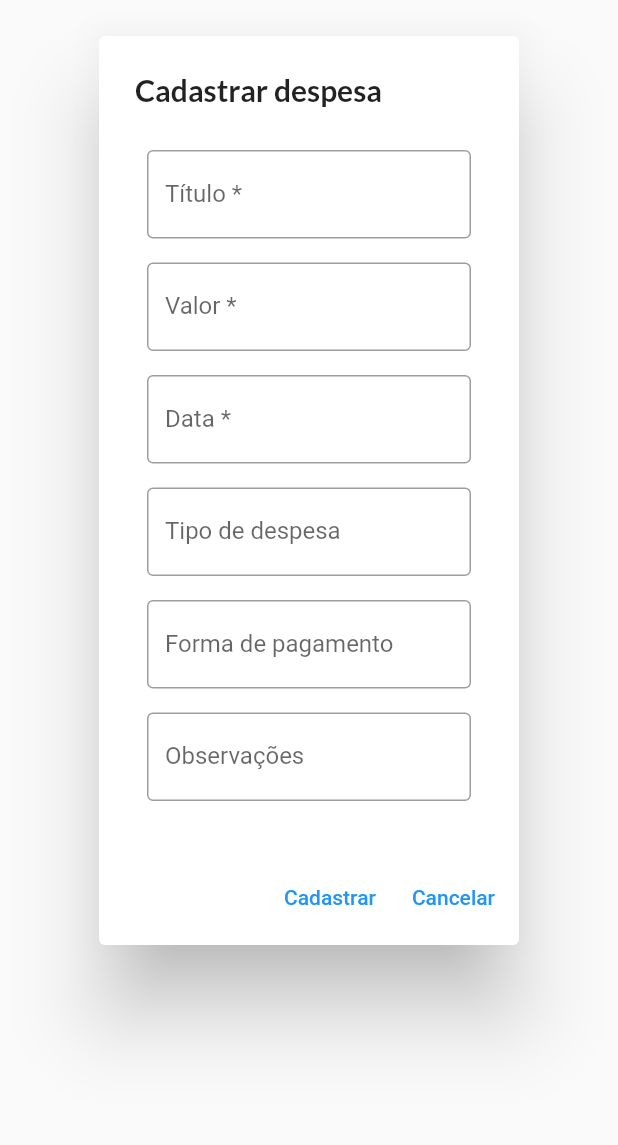
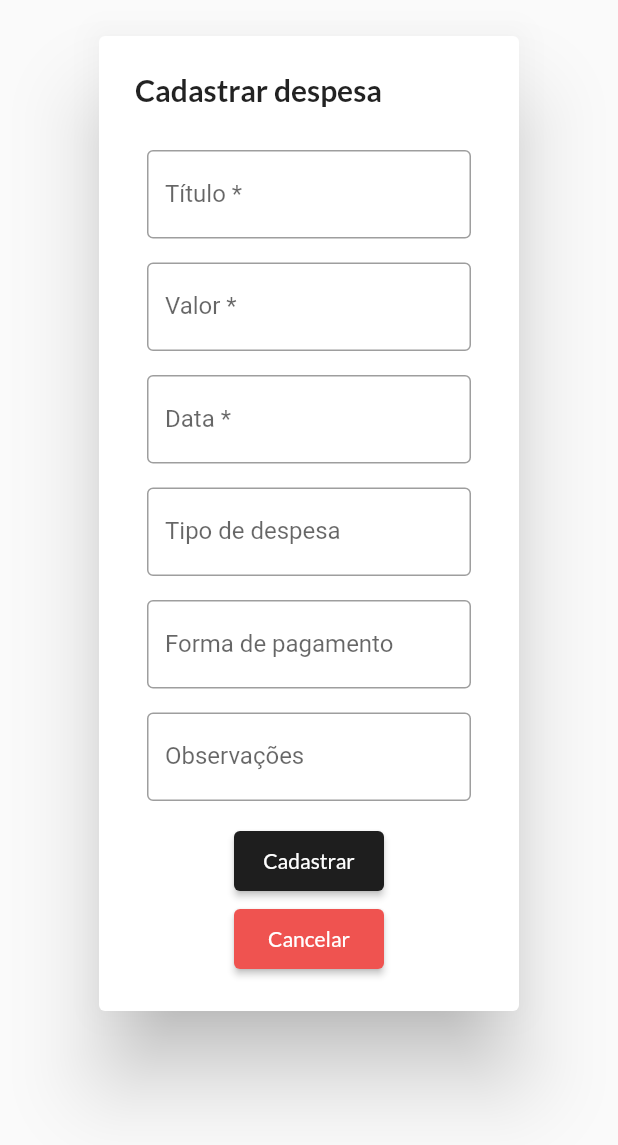
Before and after one commit to RodrigoVieira06/projeto-controle-financeiro, a Flutter app: the DespesasFormWidget widget shown alone on an empty page, opened directly, on a phone screen of 412 x 824 dp. Shown: the top 1145 px of the screen. Run offline on Flutter 3.47's test engine with Material 2 defaults, Android fonts, the phone set to English and light mode, and no system bars; our stand-ins replace cloud_firestore, firebase_auth, firebase_core, flutter_modular; accounts and stored records are empty.

Commit message:
Adicionado o banco de dados do firebase no sistema e primeiros cadastros de despesa e profile

```diff
--- a/lib/screens/fluxodecaixa/components/forms/despesas_form_widget.dart
+++ b/lib/screens/fluxodecaixa/components/forms/despesas_form_widget.dart
@@ -1,10 +1,34 @@
+import 'package:cloud_firestore/cloud_firestore.dart';
 import 'package:flutter/material.dart';
+import 'package:projeto_controle_financeiro/services/services.dart';
+import 'package:projeto_controle_financeiro/utils/theme.dart';
+import 'package:provider/provider.dart';
 
 // ignore: must_be_immutable
 class DespesasFormWidget extends StatelessWidget {
   DespesasFormWidget({Key? key}) : super(key: key);
 
   final formKey = GlobalKey<FormState>();
+
+  _setDespesa(
+    BuildContext context, {
+    required Map<String, dynamic> despesa,
+  }) async {
+    AuthService authService = Provider.of<AuthService>(context, listen: false);
+    var db = FirebaseFirestore.instance;
+
+    await db.collection("profiles").get().then((event) {
+      for (var doc in event.docs) {
+        if (doc.data()['email'] == authService.usuario?.email) {
+          db
+              .collection('profiles')
+              .doc(doc.id)
+              .collection('despesas')
+              .add(despesa);
+        }
+      }
+    });
+  }
 
   TextEditingController titulo = TextEditingController();
   TextEditingController valor = TextEditingController();
@@ -52,9 +76,6 @@ class DespesasFormWidget extends StatelessWidget {
                 child: TextFormField(
                   controller: valor,
                   keyboardType: TextInputType.number,
-                  obscureText: true,
-                  enableSuggestions: false,
-                  autocorrect: false,
                   decoration: const InputDecoration(
                     border: OutlineInputBorder(),
                     labelText: 'Valor *',
@@ -72,9 +93,6 @@ class DespesasFormWidget extends StatelessWidget {
                 child: TextFormField(
                   controller: data,
                   keyboardType: TextInputType.datetime,
-                  obscureText: true,
-                  enableSuggestions: false,
-                  autocorrect: false,
                   decoration: const InputDecoration(
                     border: OutlineInputBorder(),
                     labelText: 'Data *',
@@ -92,9 +110,6 @@ class DespesasFormWidget extends StatelessWidget {
                 child: TextFormField(
                   controller: tipoDespesa,
                   keyboardType: TextInputType.number,
-                  obscureText: true,
-                  enableSuggestions: false,
-                  autocorrect: false,
                   decoration: const InputDecoration(
                     border: OutlineInputBorder(),
                     labelText: 'Tipo de despesa',
@@ -112,9 +127,6 @@ class DespesasFormWidget extends StatelessWidget {
                 child: TextFormField(
                   controller: formaPagamento,
                   keyboardType: TextInputType.text,
-                  obscureText: true,
-                  enableSuggestions: false,
-                  autocorrect: false,
                   decoration: const InputDecoration(
                     border: OutlineInputBorder(),
                     labelText: 'Forma de pagamento',
@@ -132,38 +144,68 @@ class DespesasFormWidget extends StatelessWidget {
                 child: TextFormField(
                   controller: observacoes,
                   keyboardType: TextInputType.number,
-                  obscureText: true,
-                  enableSuggestions: false,
-                  autocorrect: false,
                   decoration: const InputDecoration(
                     border: OutlineInputBorder(),
                     labelText: 'Observações',
                   ),
                 ),
               ),
+              Padding(
+                padding: const EdgeInsets.only(bottom: 2.0, top: 8.0),
+                child: ElevatedButton(
+                  onPressed: () {
+                    if (formKey.currentState!.validate()) {
+                      Map<String, dynamic> despesa = {
+                        "titulo": titulo.text,
+                        "valor": valor.text,
+                        "data": data.text,
+                        "tipoDespesa": tipoDespesa.text,
+                        "formaPagamento": formaPagamento.text,
+                        "observacoes": observacoes.text,
+                      };
+
+                      _setDespesa(context, despesa: despesa);
+                      Navigator.of(context).pop();
+                      const SnackBar(
+                        content: Text('Despesa cadastrada com sucesso.'),
+                      );
+                    }
+                  },
+                  style: ElevatedButton.styleFrom(
+                    primary: projectTheme.primaryColor,
+                    minimumSize: const Size(100, 40),
+                  ),
+                  child: const Text(
+                    'Cadastrar',
+                    style: TextStyle(
+                      fontFamily: 'Lato',
+                      color: Colors.white,
+                    ),
+                  ),
+                ),
+              ),
+              Padding(
+                padding: const EdgeInsets.only(top: 2.0),
+                child: ElevatedButton(
+                  onPressed: () {
+                    Navigator.of(context).pop();
+                  },
+                  style: ElevatedButton.styleFrom(
+                    primary: Colors.red[400],
+                    minimumSize: const Size(100, 40),
+                  ),
+                  child: const Text(
+                    'Cancelar',
+                    style: TextStyle(
+                      fontFamily: 'Lato',
+                      color: Colors.white,
+                    ),
+                  ),
+                ),
+              )
             ],
           ),
         ),
-        actions: <Widget>[
-          TextButton(
-            style: TextButton.styleFrom(
-              textStyle: Theme.of(context).textTheme.labelLarge,
-            ),
-            child: const Text('Cadastrar'),
-            onPressed: () {
-              Navigator.of(context).pop();
-            },
-          ),
-          TextButton(
-            style: TextButton.styleFrom(
-              textStyle: Theme.of(context).textTheme.labelLarge,
-            ),
-            child: const Text('Cancelar'),
-            onPressed: () {
-              Navigator.of(context).pop();
-            },
-          ),
-        ],
       ),
     );
   }
--- a/lib/screens/fluxodecaixa/page/fluxodecaixa_page_widget.dart
+++ b/lib/screens/fluxodecaixa/page/fluxodecaixa_page_widget.dart
@@ -1,5 +1,6 @@
 import 'package:flutter/material.dart';
 import 'package:projeto_controle_financeiro/components/components.dart';
+import 'package:projeto_controle_financeiro/screens/fluxodecaixa/components/body/despesas_widget.dart';
 import 'package:projeto_controle_financeiro/screens/fluxodecaixa/components/forms/forms.dart';
 import 'package:projeto_controle_financeiro/utils/theme.dart';
 
@@ -20,7 +21,7 @@ class _FluxodecaixaPageWidgetState extends State<FluxodecaixaPageWidget> {
   }
 
   final List<Widget> _widgetOptions = <Widget>[
-    const DateSelectWidget(),
+    DespesasWidget(),
     const DateSelectWidget(),
   ];
 
@@ -39,6 +40,7 @@ class _FluxodecaixaPageWidgetState extends State<FluxodecaixaPageWidget> {
         ),
         backgroundColor: projectTheme.primaryColor,
         titleTextStyle: const TextStyle(
+          fontFamily: 'Lato',
           fontSize: 21,
           fontWeight: FontWeight.w500,
         ),
--- a/lib/services/auth_service.dart
+++ b/lib/services/auth_service.dart
@@ -1,3 +1,4 @@
+import 'package:cloud_firestore/cloud_firestore.dart';
 import 'package:firebase_auth/firebase_auth.dart';
 import 'package:flutter/material.dart';
 
@@ -33,6 +34,7 @@ class AuthService extends ChangeNotifier {
     String email,
     String senha,
     String nome,
+    String sobrenome,
     String? foto,
   ) async {
     try {
@@ -42,6 +44,7 @@ class AuthService extends ChangeNotifier {
       if (foto != null) {
         await usuario?.updatePhotoURL(foto);
       }
+      _setProfile(nome: nome, sobrenome: sobrenome, email: email);
     } on FirebaseAuthException catch (e) {
       switch (e.code) {
         case 'weak-password':
@@ -73,4 +76,22 @@ class AuthService extends ChangeNotifier {
   logout() async {
     await _auth.signOut();
   }
+
+  _setProfile({
+    required String nome,
+    required String sobrenome,
+    required String email,
+    DateTime? nascimento,
+  }) {
+    var db = FirebaseFirestore.instance;
+
+    final profile = <String, dynamic>{
+      "nome": nome,
+      "sobrenome": sobrenome,
+      "nascimento": nascimento,
+      "email": email,
+    };
+
+    db.collection("profiles").add(profile);
+  }
 }
--- a/pubspec.yaml
+++ b/pubspec.yaml
@@ -14,6 +14,7 @@ dependencies:
   firebase_core: ^1.21.0
   firebase_auth: ^3.6.4
   firebase_database: ^9.1.2
+  cloud_firestore: ^3.5.0
   provider: ^6.0.3
   fl_chart: ^0.55.1
 
```
Also changed, not shown: lib/screens/fluxodecaixa/components/body/despesas_widget.dart (added, +51 -0 lines), lib/screens/login/components/login_widget.dart (+23 -2 lines), pubspec.lock, 1 other file.
